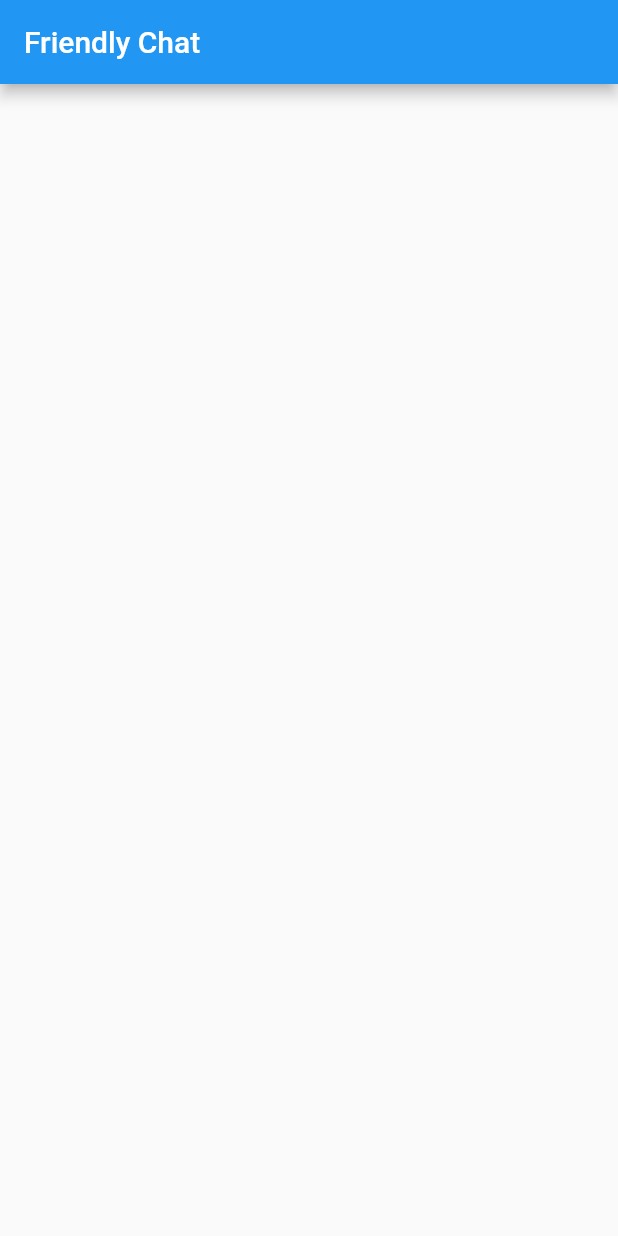
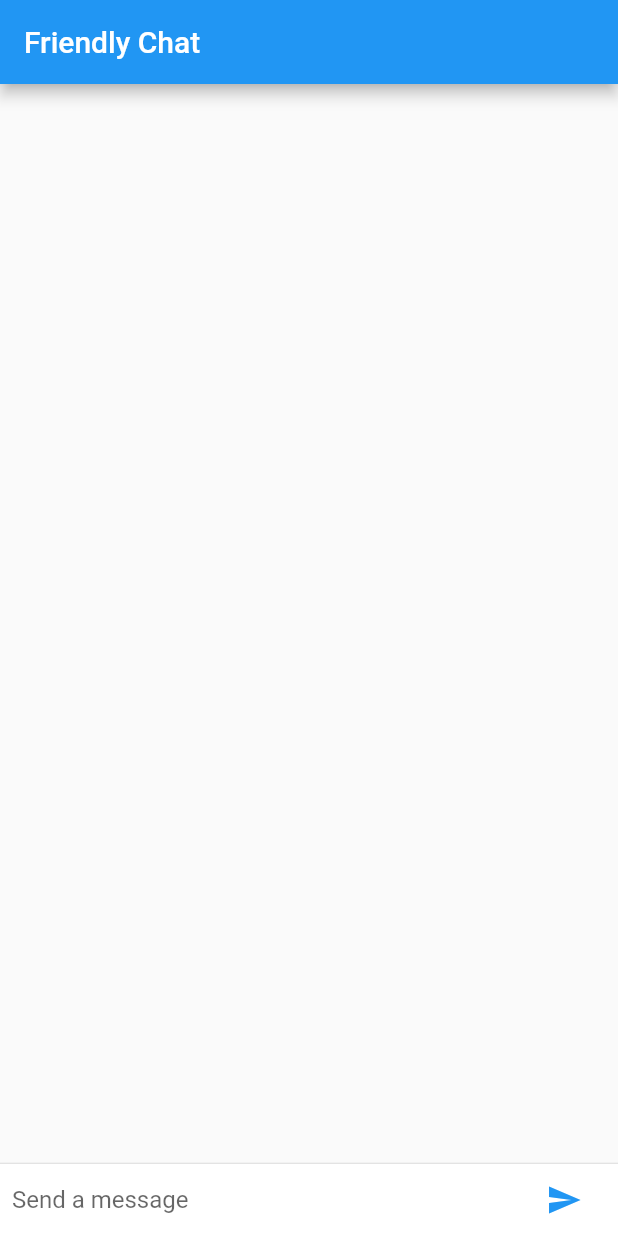
Before and after one commit to KEN-chan/friendly_chat, a Flutter app: the screen it shows after launch, on a phone screen of 412 x 824 dp. Run offline on Flutter 3.47's test engine with Material 2 defaults, Android fonts, the phone set to English and light mode, and no system bars.

Commit message:
Create basic message list

```diff
--- a/lib/screens/chat_screen.dart
+++ b/lib/screens/chat_screen.dart
@@ -1,12 +1,93 @@
 import 'package:flutter/material.dart';
+import '../widgets/chat_message.dart';
 
-class ChatScreen extends StatelessWidget {
+class ChatScreen extends StatefulWidget {
+
+  @override
+  State createState() {
+    return ChatScreenState();
+  }
+}
+
+class ChatScreenState extends State<ChatScreen> {
+
+  final List<ChatMessage> messages = <ChatMessage>[];
+  final TextEditingController textController = new TextEditingController();
 
   @override
   Widget build(BuildContext context) {
 
     return Scaffold(
       appBar: AppBar(title: Text("Friendly Chat")),
+      body: buildBody(context),
     );
   }
+
+  Widget buildBody(BuildContext context) {
+
+    return Column(
+      children: <Widget>[
+        buildMessageList(),
+        Divider(height: 1.0),
+        buildTextField(context)
+      ],
+    );
+  }
+
+  Widget buildMessageList() {
+
+    return Flexible(
+      child: ListView.builder(
+        padding: EdgeInsets.all(8.0),
+        reverse: true,
+        itemBuilder: (_, int index) => messages[index],
+        itemCount: messages.length,
+      ),
+    );
+  }
+
+  Widget buildTextField(BuildContext context) {
+
+    return Container(
+      decoration: BoxDecoration(
+        color: Theme.of(context).cardColor,
+      ),
+      child: buildTextComposer(context),
+    );
+  }
+
+  Widget buildTextComposer(BuildContext context) {
+    return Container(
+      margin: EdgeInsets.symmetric(horizontal: 8.0),
+      child: Row(
+        children: <Widget>[
+          Flexible(
+            child: TextField(
+              controller: textController,
+              onSubmitted: handleSubmitted,
+              decoration: InputDecoration.collapsed(hintText: "Send a message"),
+            ),
+          ),
+          Container(
+            margin: EdgeInsets.symmetric(horizontal: 4.0),
+            child: IconButton(
+              icon: Icon(Icons.send),
+              color: Theme.of(context).accentColor,
+              onPressed: () => handleSubmitted(textController.text) ,
+            ),
+          )
+        ],
+      ),
+    );
+  }
+
+  handleSubmitted(String text) {
+    textController.clear();
+
+    var message = ChatMessage(text: text, senderName: "Kenta");
+    setState(() {
+      messages.insert(0, message);
+    });
+
+  }
 }
```
Also changed, not shown: lib/widgets/chat_message.dart (added, +49 -0 lines), 1 other file.
